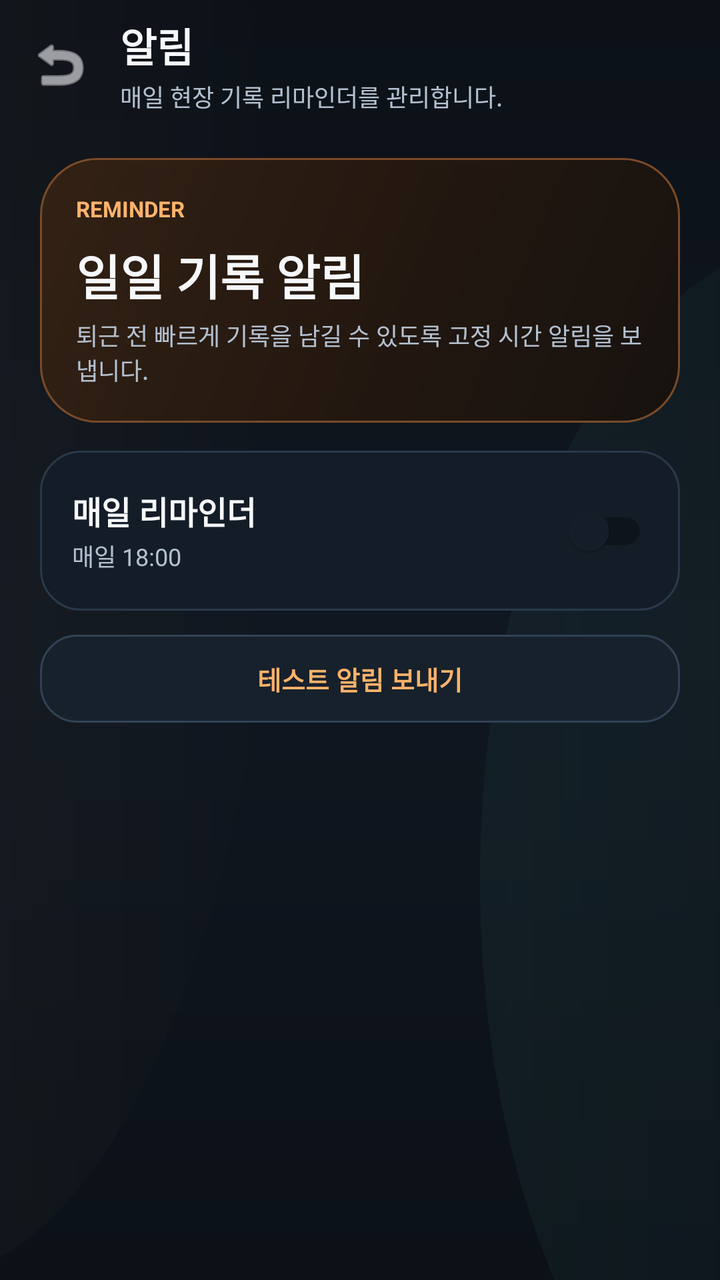
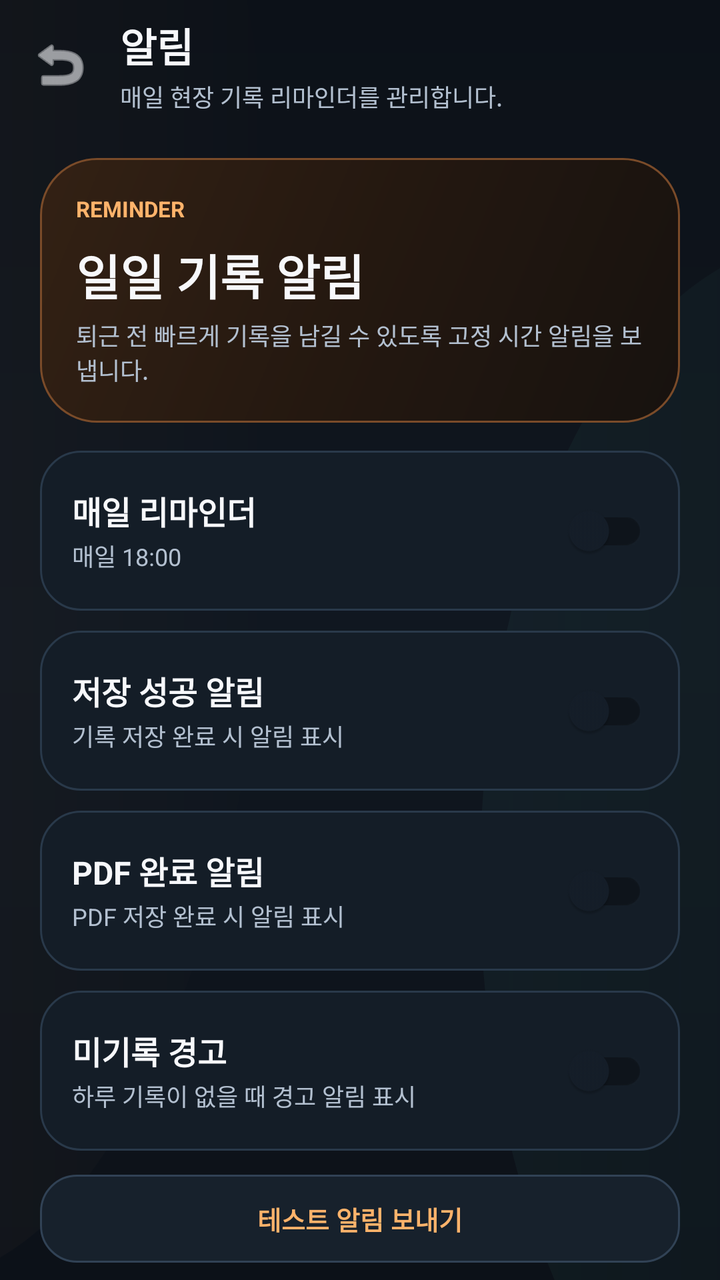

Compare the two renders of this Android layout. The source of the first and the diff that turns it into the second are given below.
<!-- AndroidManifest.xml: application theme Theme.Siteboard -->
<!-- res/layout/activity_notification_settings.xml -->
<?xml version="1.0" encoding="utf-8"?>
<androidx.constraintlayout.widget.ConstraintLayout
    xmlns:android="http://schemas.android.com/apk/res/android"
    xmlns:app="http://schemas.android.com/apk/res-auto"
    android:layout_width="match_parent"
    android:layout_height="match_parent"
    android:background="@drawable/bg_app_canvas">

    <LinearLayout
        android:id="@+id/layoutTop"
        android:layout_width="match_parent"
        android:layout_height="wrap_content"
        android:gravity="center_vertical"
        android:orientation="horizontal"
        android:paddingHorizontal="8dp"
        android:paddingTop="8dp"
        android:paddingBottom="12dp"
        app:layout_constraintTop_toTopOf="parent">

        <ImageButton
            android:id="@+id/btnBack"
            android:layout_width="44dp"
            android:layout_height="44dp"
            android:background="?attr/selectableItemBackgroundBorderless"
            android:src="@android:drawable/ic_menu_revert"
            app:tint="@color/text_primary" />

        <LinearLayout
            android:layout_width="0dp"
            android:layout_height="wrap_content"
            android:layout_marginStart="8dp"
            android:layout_weight="1"
            android:orientation="vertical">

            <TextView
                android:layout_width="wrap_content"
                android:layout_height="wrap_content"
                android:text="알림"
                android:textColor="@color/text_primary"
                android:textSize="20sp"
                android:textStyle="bold" />

            <TextView
                android:layout_width="wrap_content"
                android:layout_height="wrap_content"
                android:layout_marginTop="2dp"
                android:text="매일 현장 기록 리마인더를 관리합니다."
                android:textColor="@color/text_secondary"
                android:textSize="12sp" />
        </LinearLayout>
    </LinearLayout>

    <LinearLayout
        android:layout_width="match_parent"
        android:layout_height="wrap_content"
        android:layout_marginHorizontal="20dp"
        android:layout_marginTop="10dp"
        android:orientation="vertical"
        app:layout_constraintTop_toBottomOf="@id/layoutTop">

        <LinearLayout
            android:layout_width="match_parent"
            android:layout_height="wrap_content"
            android:background="@drawable/bg_hero_panel"
            android:orientation="vertical"
            android:padding="18dp">

            <TextView
                android:layout_width="wrap_content"
                android:layout_height="wrap_content"
                android:text="REMINDER"
                android:textColor="@color/orange_primary"
                android:textSize="11sp"
                android:textStyle="bold" />

            <TextView
                android:layout_width="match_parent"
                android:layout_height="wrap_content"
                android:layout_marginTop="8dp"
                android:text="일일 기록 알림"
                android:textColor="@color/text_primary"
                android:textSize="24sp"
                android:textStyle="bold" />

            <TextView
                android:layout_width="match_parent"
                android:layout_height="wrap_content"
                android:layout_marginTop="4dp"
                android:text="퇴근 전 빠르게 기록을 남길 수 있도록 고정 시간 알림을 보냅니다."
                android:textColor="@color/text_secondary"
                android:textSize="12sp" />
        </LinearLayout>

        <LinearLayout
            android:layout_width="match_parent"
            android:layout_height="wrap_content"
            android:layout_marginTop="14dp"
            android:background="@drawable/bg_action_row"
            android:gravity="center_vertical"
            android:orientation="horizontal"
            android:paddingHorizontal="16dp"
            android:paddingVertical="16dp">

            <LinearLayout
                android:layout_width="0dp"
                android:layout_height="wrap_content"
                android:layout_weight="1"
                android:orientation="vertical">

                <TextView
                    android:layout_width="wrap_content"
                    android:layout_height="wrap_content"
                    android:text="매일 리마인더"
                    android:textColor="@color/text_primary"
                    android:textSize="16sp"
                    android:textStyle="bold" />

                <TextView
                    android:id="@+id/tvReminderTime"
                    android:layout_width="wrap_content"
                    android:layout_height="wrap_content"
                    android:layout_marginTop="2dp"
                    android:text="매일 18:00"
                    android:textColor="@color/text_secondary"
                    android:textSize="12sp" />
            </LinearLayout>

            <com.google.android.material.switchmaterial.SwitchMaterial
                android:id="@+id/switchDailyReminder"
                android:layout_width="wrap_content"
                android:layout_height="wrap_content"
                android:checked="false" />
        </LinearLayout>

        <TextView
            android:id="@+id/btnTestNotification"
            android:layout_width="match_parent"
            android:layout_height="44dp"
            android:layout_marginTop="12dp"
            android:background="@drawable/bg_secondary_button"
            android:gravity="center"
            android:text="테스트 알림 보내기"
            android:textColor="@color/orange_primary"
            android:textSize="13sp"
            android:textStyle="bold" />
    </LinearLayout>
</androidx.constraintlayout.widget.ConstraintLayout>
<!-- resources referenced by this layout -->
<resources>
  <color name="orange_primary">#FFB36B</color>
  <color name="text_primary">#F7F8FB</color>
  <color name="text_secondary">#B3C0D0</color>
  <!-- drawable bg_action_row (drawable) -->
  <?xml version="1.0" encoding="utf-8"?>
  <shape xmlns:android="http://schemas.android.com/apk/res/android" android:shape="rectangle">
      <solid android:color="#141D27" />
      <corners android:radius="20dp" />
      <stroke
          android:width="1dp"
          android:color="#29394A" />
  </shape>
  <!-- drawable bg_app_canvas (drawable) -->
  <?xml version="1.0" encoding="utf-8"?>
  <layer-list xmlns:android="http://schemas.android.com/apk/res/android">
      <item>
          <shape android:shape="rectangle">
              <gradient
                  android:angle="270"
                  android:startColor="#0C1118"
                  android:centerColor="#101720"
                  android:endColor="#0C1118" />
          </shape>
      </item>
      <item android:top="-260dp" android:left="-220dp" android:right="220dp">
          <shape android:shape="oval">
              <gradient
                  android:angle="0"
                  android:startColor="#10FFB36B"
                  android:endColor="#00FFB36B" />
          </shape>
      </item>
      <item android:top="120dp" android:left="240dp" android:right="-220dp" android:bottom="-120dp">
          <shape android:shape="oval">
              <gradient
                  android:angle="0"
                  android:startColor="#0C54D4C4"
                  android:endColor="#0054D4C4" />
          </shape>
      </item>
  </layer-list>
  <!-- drawable bg_hero_panel (drawable) -->
  <?xml version="1.0" encoding="utf-8"?>
  <shape xmlns:android="http://schemas.android.com/apk/res/android" android:shape="rectangle">
      <gradient
          android:angle="315"
          android:startColor="#332114"
          android:centerColor="#241810"
          android:endColor="#17120F" />
      <corners android:radius="28dp" />
      <stroke
          android:width="1dp"
          android:color="#7A4B29" />
  </shape>
  <!-- drawable bg_secondary_button (drawable) -->
  <?xml version="1.0" encoding="utf-8"?>
  <shape xmlns:android="http://schemas.android.com/apk/res/android" android:shape="rectangle">
      <solid android:color="#17212C" />
      <corners android:radius="18dp" />
      <stroke
          android:width="1dp"
          android:color="#314255" />
  </shape>
  <style name="Theme.Siteboard" parent="Theme.MaterialComponents.DayNight.NoActionBar">
  
          <item name="colorPrimary">@color/orange_primary</item>
          <item name="colorPrimaryVariant">@color/orange_deep</item>
          <item name="colorOnPrimary">#10141B</item>
  
          <item name="colorSecondary">@color/teal_accent</item>
          <item name="colorSecondaryVariant">@color/teal_accent</item>
          <item name="colorOnSecondary">#081118</item>
  
          <item name="colorError">@color/danger_accent</item>
  
          <item name="android:colorBackground">@color/bg_dark</item>
          <item name="colorSurface">@color/surface_dark</item>
  
          <item name="android:statusBarColor">@color/bg_dark</item>
          <item name="android:navigationBarColor">@color/bg_dark</item>
          <item name="android:windowLightStatusBar" tools:targetApi="m">false</item>
  
          <item name="android:windowSplashScreenBackground" tools:targetApi="s">@color/bg_dark</item>
          <item name="android:windowSplashScreenAnimatedIcon" tools:targetApi="s">@android:color/transparent</item>
          <item name="android:windowSplashScreenAnimationDuration" tools:targetApi="s">0</item>
      </style>
  <color name="orange_deep">#FF8A3D</color>
  <color name="teal_accent">#54D4C4</color>
  <color name="danger_accent">#F06D7D</color>
  <color name="bg_dark">#0C1118</color>
  <color name="surface_dark">#151E29</color>
</resources>

<!-- the commit's change to res/layout/activity_notification_settings.xml (unified diff, before → after) -->
@@ -132,6 +132,123 @@
                 android:checked="false" />
         </LinearLayout>
 
+        <LinearLayout
+            android:layout_width="match_parent"
+            android:layout_height="wrap_content"
+            android:layout_marginTop="10dp"
+            android:background="@drawable/bg_action_row"
+            android:gravity="center_vertical"
+            android:orientation="horizontal"
+            android:paddingHorizontal="16dp"
+            android:paddingVertical="16dp">
+
+            <LinearLayout
+                android:layout_width="0dp"
+                android:layout_height="wrap_content"
+                android:layout_weight="1"
+                android:orientation="vertical">
+
+                <TextView
+                    android:layout_width="wrap_content"
+                    android:layout_height="wrap_content"
+                    android:text="저장 성공 알림"
+                    android:textColor="@color/text_primary"
+                    android:textSize="16sp"
+                    android:textStyle="bold" />
+
+                <TextView
+                    android:layout_width="wrap_content"
+                    android:layout_height="wrap_content"
+                    android:layout_marginTop="2dp"
+                    android:text="기록 저장 완료 시 알림 표시"
+                    android:textColor="@color/text_secondary"
+                    android:textSize="12sp" />
+            </LinearLayout>
+
+            <com.google.android.material.switchmaterial.SwitchMaterial
+                android:id="@+id/switchSaveSuccess"
+                android:layout_width="wrap_content"
+                android:layout_height="wrap_content" />
+        </LinearLayout>
+
+        <LinearLayout
+            android:layout_width="match_parent"
+            android:layout_height="wrap_content"
+            android:layout_marginTop="10dp"
+            android:background="@drawable/bg_action_row"
+            android:gravity="center_vertical"
+            android:orientation="horizontal"
+            android:paddingHorizontal="16dp"
+            android:paddingVertical="16dp">
+
+            <LinearLayout
+                android:layout_width="0dp"
+                android:layout_height="wrap_content"
+                android:layout_weight="1"
+                android:orientation="vertical">
+
+                <TextView
+                    android:layout_width="wrap_content"
+                    android:layout_height="wrap_content"
+                    android:text="PDF 완료 알림"
+                    android:textColor="@color/text_primary"
+                    android:textSize="16sp"
+                    android:textStyle="bold" />
+
+                <TextView
+                    android:layout_width="wrap_content"
+                    android:layout_height="wrap_content"
+                    android:layout_marginTop="2dp"
+                    android:text="PDF 저장 완료 시 알림 표시"
+                    android:textColor="@color/text_secondary"
+                    android:textSize="12sp" />
+            </LinearLayout>
+
+            <com.google.android.material.switchmaterial.SwitchMaterial
+                android:id="@+id/switchPdfComplete"
+                android:layout_width="wrap_content"
+                android:layout_height="wrap_content" />
+        </LinearLayout>
+
+        <LinearLayout
+            android:layout_width="match_parent"
+            android:layout_height="wrap_content"
+            android:layout_marginTop="10dp"
+            android:background="@drawable/bg_action_row"
+            android:gravity="center_vertical"
+            android:orientation="horizontal"
+            android:paddingHorizontal="16dp"
+            android:paddingVertical="16dp">
+
+            <LinearLayout
+                android:layout_width="0dp"
+                android:layout_height="wrap_content"
+                android:layout_weight="1"
+                android:orientation="vertical">
+
+                <TextView
+                    android:layout_width="wrap_content"
+                    android:layout_height="wrap_content"
+                    android:text="미기록 경고"
+                    android:textColor="@color/text_primary"
+                    android:textSize="16sp"
+                    android:textStyle="bold" />
+
+                <TextView
+                    android:layout_width="wrap_content"
+                    android:layout_height="wrap_content"
+                    android:layout_marginTop="2dp"
+                    android:text="하루 기록이 없을 때 경고 알림 표시"
+                    android:textColor="@color/text_secondary"
+                    android:textSize="12sp" />
+            </LinearLayout>
+
+            <com.google.android.material.switchmaterial.SwitchMaterial
+                android:id="@+id/switchMissedDay"
+                android:layout_width="wrap_content"
+                android:layout_height="wrap_content" />
+        </LinearLayout>
+
         <TextView
             android:id="@+id/btnTestNotification"
             android:layout_width="match_parent"
